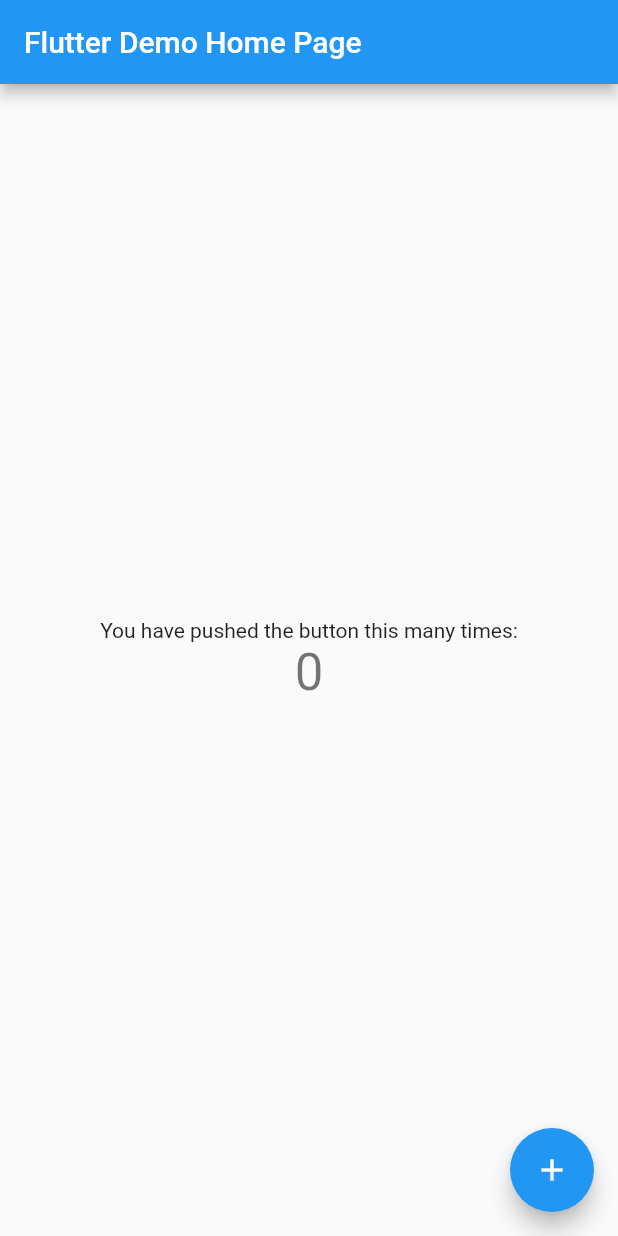
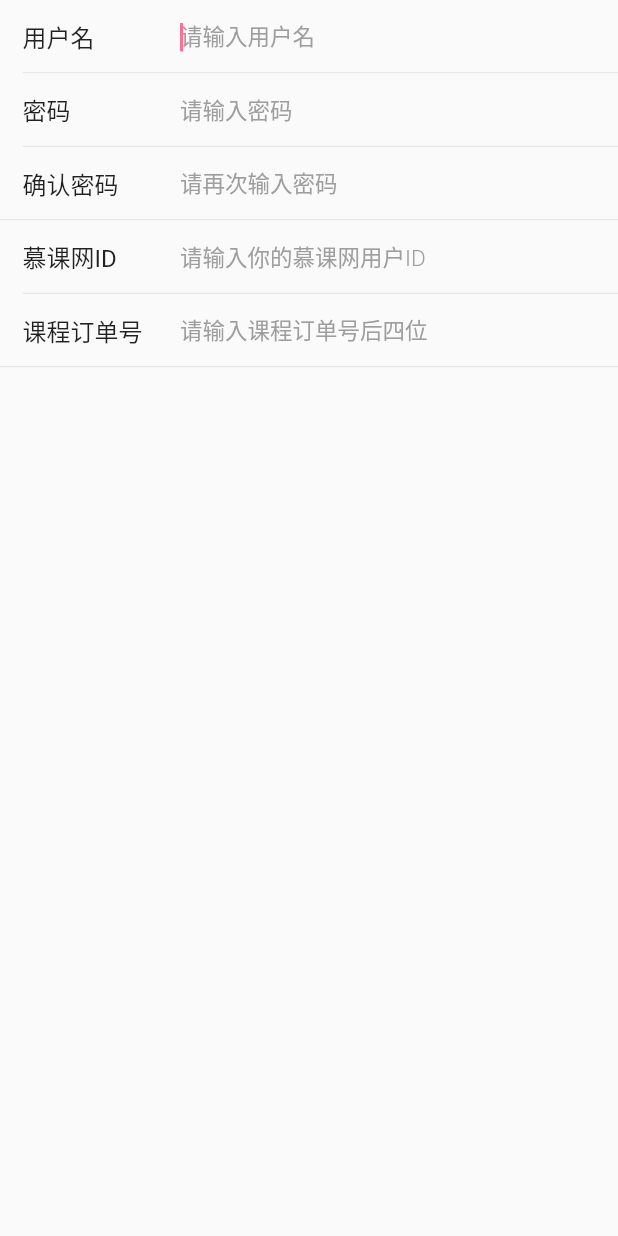
Before and after one commit to MaxzMeng/flutter_bilibili_app, a Flutter app: the screen it shows after launch, on a phone screen of 412 x 824 dp. Run offline on Flutter 3.47's test engine with Material 2 defaults, Android fonts, the phone set to English and light mode, and no system bars; our stand-ins replace dio, shared_preferences.

Commit message:
[Feature] Add registration page
Signed-off-by: MaxzMeng <maxzmeng@gmail.com>

```diff
--- a/lib/main.dart
+++ b/lib/main.dart
@@ -3,6 +3,7 @@ import 'package:flutter_bilibili_app/db/hi_cache.dart';
 import 'package:flutter_bilibili_app/http/dao/login_dao.dart';
 import 'package:flutter_bilibili_app/http/request/notice_request.dart';
 import 'package:flutter_bilibili_app/http/request/test_request.dart';
+import 'package:flutter_bilibili_app/page/registration_page.dart';
 
 import 'http/core/hi_error.dart';
 import 'http/core/hi_net.dart';
@@ -29,7 +30,7 @@ class MyApp extends StatelessWidget {
         // is not restarted.
         primarySwatch: Colors.blue,
       ),
-      home: MyHomePage(title: 'Flutter Demo Home Page'),
+      home: RegistrationPage()
     );
   }
 }
--- /dev/null
+++ b/lib/page/registration_page.dart
@@ -0,0 +1,63 @@
+import 'package:flutter/material.dart';
+import 'package:flutter_bilibili_app/widget/login_input.dart';
+
+class RegistrationPage extends StatefulWidget {
+  final VoidCallback? onJumpToLogin;
+
+  const RegistrationPage({Key? key, this.onJumpToLogin}) : super(key: key);
+
+  @override
+  _RegistrationPageState createState() => _RegistrationPageState();
+}
+
+class _RegistrationPageState extends State<RegistrationPage> {
+  @override
+  Widget build(BuildContext context) {
+    return Scaffold(
+      body: Container(
+        child: ListView(
+          children: [
+            LoginInput(
+              "用户名",
+              "请输入用户名",
+              onChanged: (text) {
+                print(text);
+              },
+            ),
+            LoginInput(
+              "密码",
+              "请输入密码",
+              obscureText: true,
+              onChanged: (text) {},
+              focusChanged: (focus) {},
+            ),
+            LoginInput(
+              "确认密码",
+              "请再次输入密码",
+              lineStretch: true,
+              obscureText: true,
+              onChanged: (text) {},
+              focusChanged: (focus) {},
+            ),
+            LoginInput(
+              "慕课网ID",
+              "请输入你的慕课网用户ID",
+              keyboardType: TextInputType.number,
+              onChanged: (text) {},
+            ),
+            LoginInput(
+              "课程订单号",
+              "请输入课程订单号后四位",
+              keyboardType: TextInputType.number,
+              lineStretch: true,
+              onChanged: (text) {},
+            ),
+            Padding(
+              padding: EdgeInsets.only(top: 20, left: 20, right: 20),
+            )
+          ],
+        ),
+      ),
+    );
+  }
+}
--- /dev/null
+++ b/lib/util/color.dart
@@ -0,0 +1,23 @@
+import 'package:flutter/material.dart';
+
+const MaterialColor white = const MaterialColor(
+  0xFFFFFFFF,
+  <int, Color>{
+    50: Color(0xFFFFFFFF),
+    100: Color(0xFFFFFFFF),
+    200: Color(0xFFFFFFFF),
+    300: Color(0xFFFFFFFF),
+    400: Color(0xFFFFFFFF),
+    500: Color(0xFFFFFFFF),
+    600: Color(0xFFFFFFFF),
+    700: Color(0xFFFFFFFF),
+    800: Color(0xFFFFFFFF),
+    900: Color(0xFFFFFFFF),
+  },
+);
+
+///主色调
+const MaterialColor primary = const MaterialColor(
+  0xfffb7299,
+  const <int, Color>{50: const Color(0xffff9db5)},
+);
--- /dev/null
+++ b/lib/widget/login_input.dart
@@ -0,0 +1,92 @@
+import 'package:flutter/material.dart';
+import 'package:flutter_bilibili_app/util/color.dart';
+
+class LoginInput extends StatefulWidget {
+  final String title;
+  final String hint;
+  final ValueChanged<String>? onChanged;
+  final ValueChanged<bool>? focusChanged;
+  final bool lineStretch;
+  final bool obscureText;
+  final TextInputType? keyboardType;
+
+  LoginInput(this.title, this.hint,
+      {Key? key,
+      this.onChanged,
+      this.focusChanged,
+      this.lineStretch = false,
+      this.obscureText = false,
+      this.keyboardType})
+      : super(key: key);
+
+  @override
+  State<StatefulWidget> createState() => _LoginInputState();
+}
+
+class _LoginInputState extends State<LoginInput> {
+  final _focusNode = FocusNode();
+
+  @override
+  void initState() {
+    super.initState();
+    _focusNode.addListener(() {
+      print("Has focus: ${_focusNode.hasFocus}");
+      if (widget.focusChanged != null) {
+        widget.focusChanged!(_focusNode.hasFocus);
+      }
+    });
+  }
+
+  @override
+  void dispose() {
+    _focusNode.dispose();
+    super.dispose();
+  }
+
+  @override
+  Widget build(BuildContext context) {
+    return Column(
+      children: [
+        Row(
+          children: [
+            Container(
+              padding: EdgeInsets.only(left: 15),
+              width: 100,
+              child: Text(
+                widget.title,
+                style: TextStyle(fontSize: 16),
+              ),
+            ),
+            _input()
+          ],
+        ),
+        Padding(
+          padding: EdgeInsets.only(left: !widget.lineStretch ? 15 : 0),
+          child: Divider(
+            height: 1,
+            thickness: 0.5,
+          ),
+        )
+      ],
+    );
+  }
+
+  _input() {
+    return Expanded(
+        child: TextField(
+      focusNode: _focusNode,
+      onChanged: widget.onChanged,
+      obscureText: widget.obscureText,
+      keyboardType: widget.keyboardType,
+      autofocus: !widget.obscureText,
+      cursorColor: primary,
+      style: TextStyle(
+          fontSize: 16, color: Colors.black, fontWeight: FontWeight.w300),
+      decoration: InputDecoration(
+          contentPadding: EdgeInsets.only(left: 20, right: 20),
+          border: InputBorder.none,
+          hintText: widget.hint,
+          hintStyle: TextStyle(fontSize: 15, color: Colors.grey)),
+    ));
+  }
+}
```
